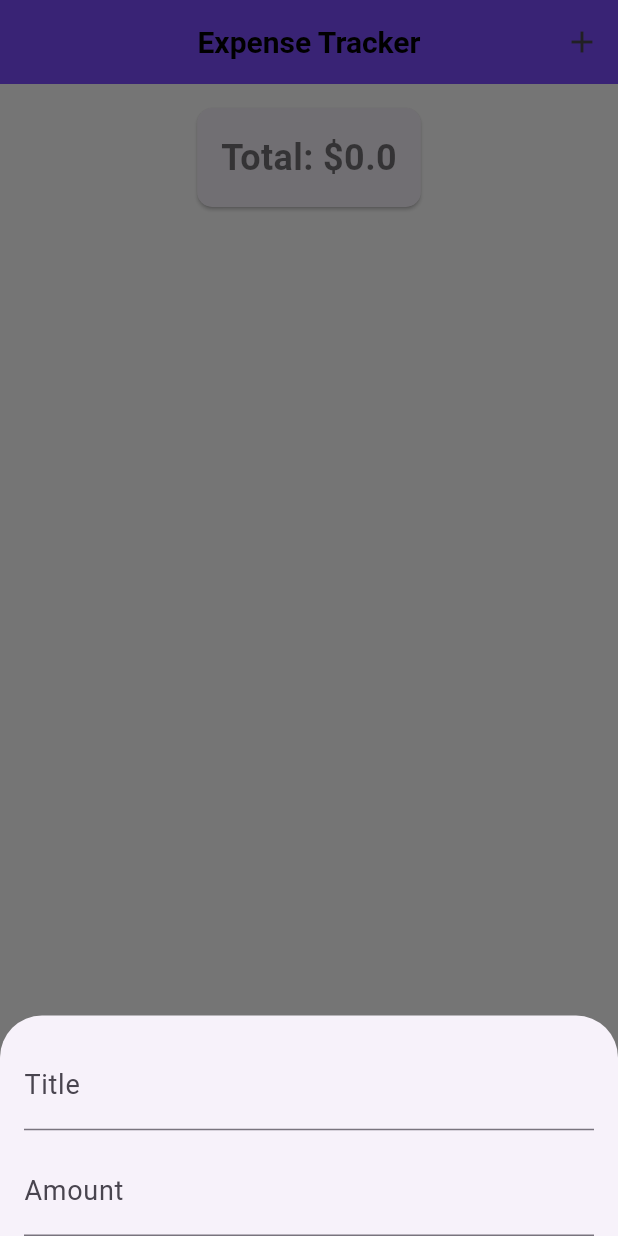
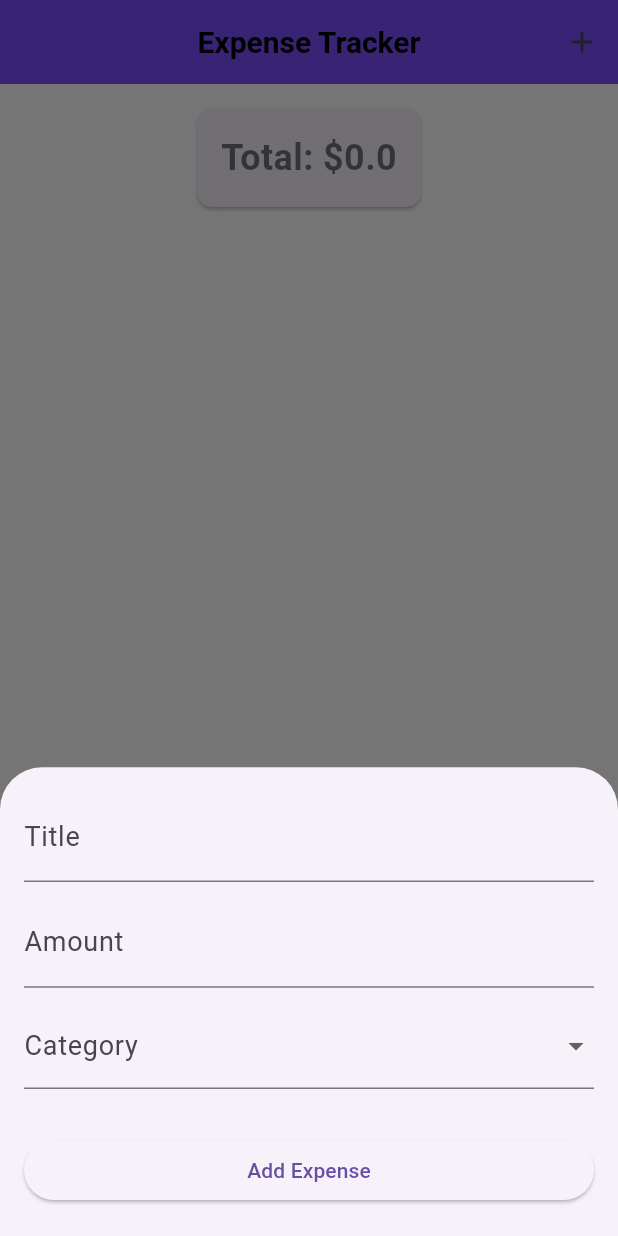
Before and after one commit to sabbirafmkhan/expenseApp, a Flutter app: the screen it shows after launch, after a tap on the "add" icon, on a phone screen of 412 x 824 dp. Run offline on Flutter 3.47's test engine with Material 3 defaults, Android fonts, the phone set to English and light mode, and no system bars.

Commit message:
end this

```diff
--- a/lib/main.dart
+++ b/lib/main.dart
@@ -19,6 +19,9 @@ class MyApp extends StatelessWidget {
           bodyLarge: TextStyle(fontSize: 18, color: Colors.black),
           bodyMedium: TextStyle(fontSize: 16, color: Colors.black54),
         ),
+        buttonTheme: ButtonThemeData(
+          buttonColor: Colors.blue
+        ),
         appBarTheme: AppBarTheme(
           backgroundColor: Colors.deepPurpleAccent,
           centerTitle: true,
@@ -34,6 +37,9 @@ class MyApp extends StatelessWidget {
           bodyLarge: TextStyle(fontSize: 18, color: Colors.white),
           bodyMedium: TextStyle(fontSize: 16, color: Colors.white70),
         ),
+        buttonTheme: ButtonThemeData(
+          buttonColor: Colors.blue,
+        ),
         appBarTheme: AppBarTheme(
           backgroundColor: Colors.deepPurpleAccent,
           centerTitle: true,
--- a/lib/screens/HomePage.dart
+++ b/lib/screens/HomePage.dart
@@ -1,4 +1,5 @@
 import 'package:expense_app/model/expense.dart';
+import 'package:intl/intl.dart';
 import 'package:flutter/material.dart';
 
 class Homepage extends StatefulWidget {
@@ -10,7 +11,7 @@ class Homepage extends StatefulWidget {
 
 class _HomepageState extends State<Homepage> {
   final List<Expense> _expense = [];
-  final List<String> _category = [
+  final List<String> _categories = [
     'Food',
     'Transport',
     'Entertainment',
@@ -18,9 +19,25 @@ class _HomepageState extends State<Homepage> {
   ];
   double _total = 0.0;
 
+  void _addExpense(
+    String title,
+    double amount,
+    DateTime date,
+    String category,
+  ) {
+    setState(() {
+      _expense.add(
+        Expense(title: title, amount: amount, date: date, category: category),
+      );
+      _total += amount;
+    });
+  }
+
   void _showForm(BuildContext context) {
     TextEditingController titleController = TextEditingController();
     TextEditingController amountController = TextEditingController();
+    String selectedCategory = _categories.first;
+    DateTime selectedDate = DateTime.now();
 
     showModalBottomSheet(
       context: context,
@@ -36,13 +53,55 @@ class _HomepageState extends State<Homepage> {
             mainAxisSize: MainAxisSize.min,
             children: [
               TextField(
+                controller: titleController,
+                keyboardType: TextInputType.text,
                 decoration: InputDecoration(labelText: "Title"),
               ),
               SizedBox(
                 height: 10,
               ),
               TextField(
+                controller: amountController,
+                keyboardType: TextInputType.number,
                 decoration: InputDecoration(labelText: "Amount"),
+              ),
+              SizedBox(
+                height: 10,
+              ),
+              DropdownButtonFormField<String>(
+                items: _categories
+                    .map((category) => DropdownMenuItem(
+                        value: category, child: Text(category)))
+                    .toList(),
+                onChanged: (value) => selectedCategory = value!,
+                decoration: InputDecoration(labelText: "Category"),
+              ),
+              SizedBox(
+                height: 30,
+              ),
+              SizedBox(
+                width: double.infinity,
+                child: ElevatedButton(
+                    onPressed: () {
+                      if (titleController.text.isEmpty ||
+                          double.tryParse(amountController.text) == null) {
+                        return;
+                      }
+                      _addExpense(
+                          titleController.text,
+                          double.parse(amountController.text),
+                          selectedDate,
+                          selectedCategory);
+                      titleController.clear();
+                      amountController.clear();
+                      Navigator.pop(context);
+                    },
+                    child: Text(
+                      "Add Expense",
+                    )),
+              ),
+              SizedBox(
+                height: 20,
               ),
             ],
           ),
@@ -50,7 +109,7 @@ class _HomepageState extends State<Homepage> {
       },
     );
   }
- // 1 hour.
+
   @override
   Widget build(BuildContext context) {
     return Scaffold(
@@ -93,9 +152,8 @@ class _HomepageState extends State<Homepage> {
                       child: Text(_expense[index].category),
                     ),
                     title: Text(_expense[index].title),
-                    subtitle: Text(
-                      _expense[index].date.toString(),
-                    ),
+                    subtitle:
+                        Text(DateFormat.yMMMd().format(_expense[index].date)),
                   ),
                 );
               },
--- a/pubspec.yaml
+++ b/pubspec.yaml
@@ -28,6 +28,7 @@ environment:
 # the latest version available on pub.dev. To see which dependencies have newer
 # versions available, run `flutter pub outdated`.
 dependencies:
+  intl: ^0.18.0
   flutter:
     sdk: flutter
 
```
Also changed, not shown: pubspec.lock, 125 other files.
